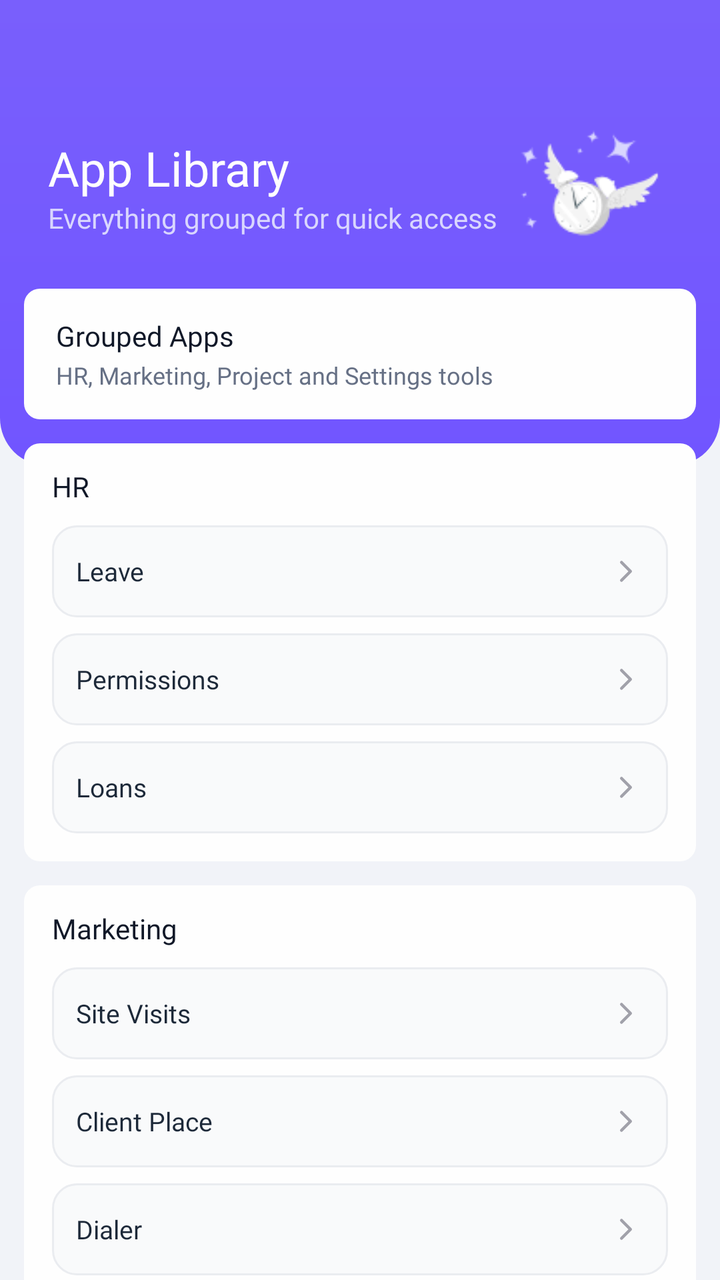
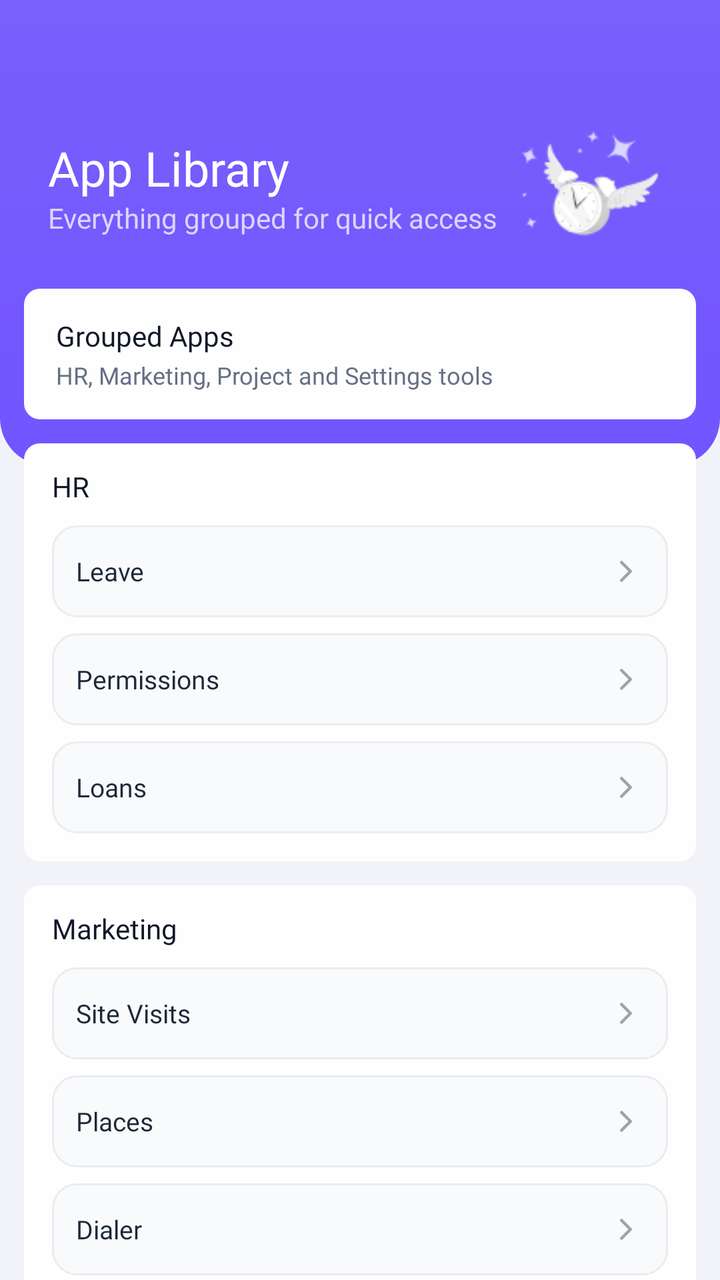

Two renders of the same Android screen: before a commit and after it. Below are the layout's source before the change and the commit's diff.
<!-- AndroidManifest.xml: application theme Theme.Mconnect -->
<!-- res/layout/fragment_app_library.xml -->
<?xml version="1.0" encoding="utf-8"?>
<FrameLayout xmlns:android="http://schemas.android.com/apk/res/android"
    android:layout_width="match_parent"
    android:layout_height="match_parent"
    android:background="#F1F3F8">

    <androidx.core.widget.NestedScrollView
        android:layout_width="match_parent"
        android:layout_height="match_parent"
        android:fillViewport="true"
        android:overScrollMode="never">

        <LinearLayout
            android:layout_width="match_parent"
            android:layout_height="wrap_content"
            android:orientation="vertical"
            android:paddingBottom="14dp">

            <FrameLayout
                android:layout_width="match_parent"
                android:layout_height="233dp"
                android:background="@drawable/bg_attendance_header_gradient">

                <LinearLayout
                    android:layout_width="234dp"
                    android:layout_height="wrap_content"
                    android:layout_gravity="top|start"
                    android:layout_marginStart="24dp"
                    android:layout_marginTop="71dp"
                    android:orientation="vertical">

                    <TextView
                        android:layout_width="wrap_content"
                        android:layout_height="wrap_content"
                        android:fontFamily="@font/inter_semibold"
                        android:includeFontPadding="false"
                        android:text="App Library"
                        android:textColor="#FEFEFE"
                        android:textSize="24sp" />

                    <TextView
                        android:layout_width="wrap_content"
                        android:layout_height="wrap_content"
                        android:layout_marginTop="2dp"
                        android:fontFamily="@font/inter_medium"
                        android:includeFontPadding="false"
                        android:text="Everything grouped for quick access"
                        android:textColor="#D9D6FE"
                        android:textSize="14sp" />
                </LinearLayout>

                <ImageView
                    android:layout_width="79dp"
                    android:layout_height="79dp"
                    android:layout_gravity="top|end"
                    android:layout_marginTop="57dp"
                    android:layout_marginEnd="22dp"
                    android:contentDescription="@null"
                    android:scaleType="fitCenter"
                    android:src="@drawable/group_icon" />
            </FrameLayout>

            <LinearLayout
                android:layout_width="match_parent"
                android:layout_height="wrap_content"
                android:layout_marginTop="-89dp"
                android:orientation="vertical"
                android:paddingHorizontal="12dp">

                <LinearLayout
                    android:layout_width="match_parent"
                    android:layout_height="wrap_content"
                    android:background="@drawable/bg_attendance_card"
                    android:orientation="vertical"
                    android:paddingStart="16dp"
                    android:paddingTop="14dp"
                    android:paddingEnd="16dp"
                    android:paddingBottom="14dp">

                    <TextView
                        android:layout_width="wrap_content"
                        android:layout_height="wrap_content"
                        android:fontFamily="@font/inter_semibold"
                        android:text="Grouped Apps"
                        android:textColor="#101828"
                        android:textSize="14sp" />

                    <TextView
                        android:layout_width="wrap_content"
                        android:layout_height="wrap_content"
                        android:layout_marginTop="2dp"
                        android:fontFamily="@font/inter_regular"
                        android:text="HR, Marketing, Project and Settings tools"
                        android:textColor="#667085"
                        android:textSize="12sp" />
                </LinearLayout>

                <LinearLayout
                    android:layout_width="match_parent"
                    android:layout_height="wrap_content"
                    android:layout_marginTop="12dp"
                    android:background="@drawable/bg_attendance_card"
                    android:orientation="vertical"
                    android:paddingStart="14dp"
                    android:paddingTop="12dp"
                    android:paddingEnd="14dp"
                    android:paddingBottom="14dp">

                    <TextView
                        android:layout_width="wrap_content"
                        android:layout_height="wrap_content"
                        android:fontFamily="@font/inter_semibold"
                        android:text="HR"
                        android:textColor="#101828"
                        android:textSize="14sp" />

                    <LinearLayout
                        android:id="@+id/itemHrLeave"
                        android:layout_width="match_parent"
                        android:layout_height="46dp"
                        android:layout_marginTop="10dp"
                        android:background="@drawable/bg_attendance_history_inner"
                        android:clickable="true"
                        android:focusable="true"
                        android:gravity="center_vertical"
                        android:orientation="horizontal"
                        android:paddingHorizontal="12dp">

                        <TextView
                            android:layout_width="0dp"
                            android:layout_height="wrap_content"
                            android:layout_weight="1"
                            android:fontFamily="@font/inter_medium"
                            android:text="Leave"
                            android:textColor="#1D2939"
                            android:textSize="13sp" />

                        <ImageView
                            android:layout_width="18dp"
                            android:layout_height="18dp"
                            android:contentDescription="@null"
                            android:src="@drawable/ic_chevron_right" />
                    </LinearLayout>

                    <LinearLayout
                        android:id="@+id/itemHrPermissions"
                        android:layout_width="match_parent"
                        android:layout_height="46dp"
                        android:layout_marginTop="8dp"
                        android:background="@drawable/bg_attendance_history_inner"
                        android:clickable="true"
                        android:focusable="true"
                        android:gravity="center_vertical"
                        android:orientation="horizontal"
                        android:paddingHorizontal="12dp">

                        <TextView
                            android:layout_width="0dp"
                            android:layout_height="wrap_content"
                            android:layout_weight="1"
                            android:fontFamily="@font/inter_medium"
                            android:text="Permissions"
                            android:textColor="#1D2939"
                            android:textSize="13sp" />

                        <ImageView
                            android:layout_width="18dp"
                            android:layout_height="18dp"
                            android:contentDescription="@null"
                            android:src="@drawable/ic_chevron_right" />
                    </LinearLayout>

                    <LinearLayout
                        android:id="@+id/itemHrLoans"
                        android:layout_width="match_parent"
                        android:layout_height="46dp"
                        android:layout_marginTop="8dp"
                        android:background="@drawable/bg_attendance_history_inner"
                        android:clickable="true"
                        android:focusable="true"
                        android:gravity="center_vertical"
                        android:orientation="horizontal"
                        android:paddingHorizontal="12dp">

                        <TextView
                            android:layout_width="0dp"
                            android:layout_height="wrap_content"
                            android:layout_weight="1"
                            android:fontFamily="@font/inter_medium"
                            android:text="Loans"
                            android:textColor="#1D2939"
                            android:textSize="13sp" />

                        <ImageView
                            android:layout_width="18dp"
                            android:layout_height="18dp"
                            android:contentDescription="@null"
                            android:src="@drawable/ic_chevron_right" />
                    </LinearLayout>
                </LinearLayout>

                <LinearLayout
                    android:layout_width="match_parent"
                    android:layout_height="wrap_content"
                    android:layout_marginTop="12dp"
                    android:background="@drawable/bg_attendance_card"
                    android:orientation="vertical"
                    android:paddingStart="14dp"
                    android:paddingTop="12dp"
                    android:paddingEnd="14dp"
                    android:paddingBottom="14dp">

                    <TextView
                        android:layout_width="wrap_content"
                        android:layout_height="wrap_content"
                        android:fontFamily="@font/inter_semibold"
                        android:text="Marketing"
                        android:textColor="#101828"
                        android:textSize="14sp" />

                    <LinearLayout
                        android:id="@+id/itemMarketingSiteVisits"
                        android:layout_width="match_parent"
                        android:layout_height="46dp"
                        android:layout_marginTop="10dp"
                        android:background="@drawable/bg_attendance_history_inner"
                        android:clickable="true"
                        android:focusable="true"
                        android:gravity="center_vertical"
                        android:orientation="horizontal"
                        android:paddingHorizontal="12dp">

                        <TextView
                            android:layout_width="0dp"
                            android:layout_height="wrap_content"
                            android:layout_weight="1"
                            android:fontFamily="@font/inter_medium"
                            android:text="Site Visits"
                            android:textColor="#1D2939"
                            android:textSize="13sp" />

                        <ImageView
                            android:layout_width="18dp"
                            android:layout_height="18dp"
                            android:contentDescription="@null"
                            android:src="@drawable/ic_chevron_right" />
                    </LinearLayout>

                    <LinearLayout
                        android:id="@+id/itemMarketingClientPlace"
                        android:layout_width="match_parent"
                        android:layout_height="46dp"
                        android:layout_marginTop="8dp"
                        android:background="@drawable/bg_attendance_history_inner"
                        android:clickable="true"
                        android:focusable="true"
                        android:gravity="center_vertical"
                        android:orientation="horizontal"
                        android:paddingHorizontal="12dp">

                        <TextView
                            android:layout_width="0dp"
                            android:layout_height="wrap_content"
                            android:layout_weight="1"
                            android:fontFamily="@font/inter_medium"
                            android:text="Client Place"
                            android:textColor="#1D2939"
                            android:textSize="13sp" />

                        <ImageView
                            android:layout_width="18dp"
                            android:layout_height="18dp"
                            android:contentDescription="@null"
                            android:src="@drawable/ic_chevron_right" />
                    </LinearLayout>

                    <LinearLayout
                        android:id="@+id/itemMarketingDialer"
                        android:layout_width="match_parent"
                        android:layout_height="46dp"
                        android:layout_marginTop="8dp"
                        android:background="@drawable/bg_attendance_history_inner"
                        android:clickable="true"
                        android:focusable="true"
                        android:gravity="center_vertical"
                        android:orientation="horizontal"
                        android:paddingHorizontal="12dp">

                        <TextView
                            android:layout_width="0dp"
                            android:layout_height="wrap_content"
                            android:layout_weight="1"
                            android:fontFamily="@font/inter_medium"
                            android:text="Dialer"
                            android:textColor="#1D2939"
                            android:textSize="13sp" />

                        <ImageView
                            android:layout_width="18dp"
                            android:layout_height="18dp"
                            android:contentDescription="@null"
                            android:src="@drawable/ic_chevron_right" />
                    </LinearLayout>

                    <LinearLayout
                        android:id="@+id/itemMarketingCall"
                        android:layout_width="match_parent"
                        android:layout_height="46dp"
                        android:layout_marginTop="8dp"
                        android:background="@drawable/bg_attendance_history_inner"
                        android:clickable="true"
                        android:focusable="true"
                        android:gravity="center_vertical"
                        android:orientation="horizontal"
                        android:paddingHorizontal="12dp">

                        <TextView
                            android:layout_width="0dp"
                            android:layout_height="wrap_content"
                            android:layout_weight="1"
                            android:fontFamily="@font/inter_medium"
                            android:text="Call"
                            android:textColor="#1D2939"
                            android:textSize="13sp" />

                        <ImageView
                            android:layout_width="18dp"
                            android:layout_height="18dp"
                            android:contentDescription="@null"
                            android:src="@drawable/ic_chevron_right" />
                    </LinearLayout>
                </LinearLayout>

                <LinearLayout
                    android:layout_width="match_parent"
                    android:layout_height="wrap_content"
                    android:layout_marginTop="12dp"
                    android:background="@drawable/bg_attendance_card"
                    android:orientation="vertical"
                    android:paddingStart="14dp"
                    android:paddingTop="12dp"
                    android:paddingEnd="14dp"
                    android:paddingBottom="14dp">

                    <TextView
                        android:layout_width="wrap_content"
                        android:layout_height="wrap_content"
                        android:fontFamily="@font/inter_semibold"
                        android:text="Project Mgmt"
                        android:textColor="#101828"
                        android:textSize="14sp" />

                    <LinearLayout
                        android:id="@+id/itemProjectTasks"
                        android:layout_width="match_parent"
                        android:layout_height="46dp"
                        android:layout_marginTop="10dp"
                        android:background="@drawable/bg_attendance_history_inner"
                        android:clickable="true"
                        android:focusable="true"
                        android:gravity="center_vertical"
                        android:orientation="horizontal"
                        android:paddingHorizontal="12dp">

                        <TextView
                            android:layout_width="0dp"
                            android:layout_height="wrap_content"
                            android:layout_weight="1"
                            android:fontFamily="@font/inter_medium"
                            android:text="Tasks"
                            android:textColor="#1D2939"
                            android:textSize="13sp" />

                        <ImageView
                            android:layout_width="18dp"
                            android:layout_height="18dp"
                            android:contentDescription="@null"
                            android:src="@drawable/ic_chevron_right" />
                    </LinearLayout>
                </LinearLayout>

                <LinearLayout
                    android:layout_width="match_parent"
                    android:layout_height="wrap_content"
                    android:layout_marginTop="12dp"
                    android:background="@drawable/bg_attendance_card"
                    android:orientation="vertical"
                    android:paddingStart="14dp"
                    android:paddingTop="12dp"
                    android:paddingEnd="14dp"
                    android:paddingBottom="14dp">

                    <TextView
                        android:layout_width="wrap_content"
                        android:layout_height="wrap_content"
                        android:fontFamily="@font/inter_semibold"
                        android:text="Settings"
                        android:textColor="#101828"
                        android:textSize="14sp" />

                    <LinearLayout
                        android:id="@+id/itemSettings"
                        android:layout_width="match_parent"
                        android:layout_height="46dp"
                        android:layout_marginTop="10dp"
                        android:background="@drawable/bg_attendance_history_inner"
                        android:clickable="true"
                        android:focusable="true"
                        android:gravity="center_vertical"
                        android:orientation="horizontal"
                        android:paddingHorizontal="12dp">

                        <TextView
                            android:layout_width="0dp"
                            android:layout_height="wrap_content"
                            android:layout_weight="1"
                            android:fontFamily="@font/inter_medium"
                            android:text="Settings"
                            android:textColor="#1D2939"
                            android:textSize="13sp" />

                        <ImageView
                            android:layout_width="18dp"
                            android:layout_height="18dp"
                            android:contentDescription="@null"
                            android:src="@drawable/ic_chevron_right" />
                    </LinearLayout>
                </LinearLayout>
            </LinearLayout>
        </LinearLayout>
    </androidx.core.widget.NestedScrollView>
</FrameLayout>
<!-- resources referenced by this layout -->
<resources>
  <!-- drawable bg_attendance_card (drawable) -->
  <?xml version="1.0" encoding="utf-8"?>
  <shape xmlns:android="http://schemas.android.com/apk/res/android" android:shape="rectangle">
      <solid android:color="#FEFEFE" />
      <corners android:radius="8dp" />
  </shape>
  <!-- drawable bg_attendance_header_gradient (drawable) -->
  <?xml version="1.0" encoding="utf-8"?>
  <shape xmlns:android="http://schemas.android.com/apk/res/android" android:shape="rectangle">
      <gradient
          android:angle="270"
          android:startColor="#795FFC"
          android:endColor="#7155FF"
          android:type="linear" />
      <corners
          android:bottomLeftRadius="24dp"
          android:bottomRightRadius="24dp" />
  </shape>
  <!-- drawable bg_attendance_history_inner (drawable) -->
  <?xml version="1.0" encoding="utf-8"?>
  <shape xmlns:android="http://schemas.android.com/apk/res/android" android:shape="rectangle">
      <solid android:color="#F9FAFB" />
      <corners android:radius="12dp" />
      <stroke
          android:width="1dp"
          android:color="#EAECF0" />
  </shape>
  <!-- drawable ic_chevron_right (drawable) -->
  <?xml version="1.0" encoding="utf-8"?>
  <vector xmlns:android="http://schemas.android.com/apk/res/android"
      android:width="24dp"
      android:height="24dp"
      android:viewportWidth="24"
      android:viewportHeight="24"
      android:tint="?attr/colorForegroundMuted">
      <path
          android:pathData="M9,18L15,12L9,6"
          android:strokeWidth="2"
          android:strokeColor="@android:color/white"
          android:strokeLineCap="round"
          android:strokeLineJoin="round" />
  </vector>
  <color name="lt_accent_primary">#FF7C3AED</color>
  <color name="lt_accent_secondary">#FFA855F7</color>
  <color name="lt_foreground_inverse">#FFFFFFFF</color>
  <color name="lt_surface_primary">#FFFFFFFF</color>
  <color name="lt_surface_secondary">#FFF4F4F5</color>
  <color name="lt_foreground_primary">#FF18181B</color>
  <color name="lt_accent_primary_hover">#FF6D28D9</color>
  <color name="lt_surface_tertiary">#FFE4E4E7</color>
  <color name="lt_surface_inverse">#FF18181B</color>
  <color name="lt_foreground_secondary">#FF52525B</color>
  <color name="lt_foreground_muted">#FFA1A1AA</color>
  <color name="lt_border">#FFE4E4E7</color>
  <color name="lt_border_light">#FFF4F4F5</color>
  <color name="lt_error">#FFDC2626</color>
  <color name="lt_success">#FF16A34A</color>
  <color name="lt_warning">#FFD97706</color>
  <color name="lt_info">#FF2563EB</color>
  <color name="lt_accent_light">#FFEDE9FE</color>
  <color name="lt_success_light">#FFDCFCE7</color>
  <color name="lt_warning_light">#FFFEF3C7</color>
  <color name="lt_error_light">#FFFEE2E2</color>
  <color name="lt_info_light">#FFDBEAFE</color>
  <!-- unchanged entries left out for length: 2 -->
</resources>

<!-- the commit's change to res/layout/fragment_app_library.xml (unified diff, before → after) -->
@@ -263,7 +263,7 @@
                             android:layout_height="wrap_content"
                             android:layout_weight="1"
                             android:fontFamily="@font/inter_medium"
-                            android:text="Client Place"
+                            android:text="Places"
                             android:textColor="#1D2939"
                             android:textSize="13sp" />
 
